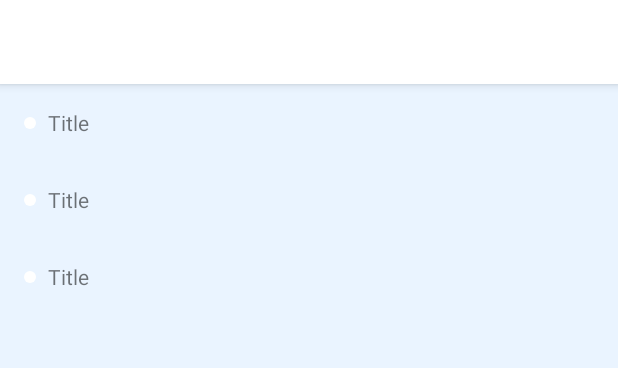
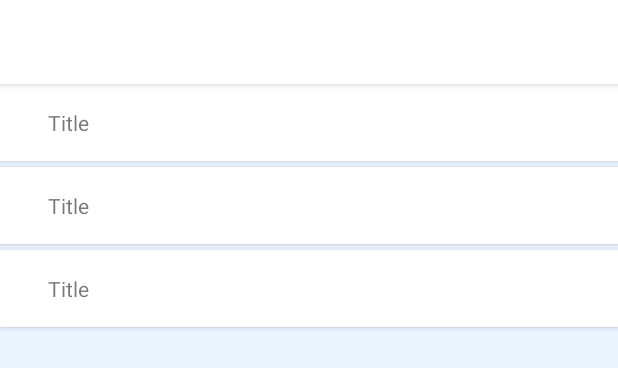
Before and after one commit to genboo/mosobr, an Android app: the layout fragment_categories.xml on its own in the app's theme, with its tools: preview values and no code run, on a phone screen of 412 x 824 dp. Shown: the top 368 px of the screen. Run offline under Robolectric (Android 15) with nearby library versions, the phone set to English and light mode, and no system bars.

Commit message:
косметика

```diff
--- a/app/src/main/res/layout/list_item_category.xml
+++ b/app/src/main/res/layout/list_item_category.xml
@@ -1,8 +1,14 @@
 <?xml version="1.0" encoding="utf-8"?>
-<android.support.constraint.ConstraintLayout xmlns:android="http://schemas.android.com/apk/res/android"
+<android.support.design.card.MaterialCardView xmlns:android="http://schemas.android.com/apk/res/android"
     xmlns:app="http://schemas.android.com/apk/res-auto"
     xmlns:tools="http://schemas.android.com/tools"
     android:id="@+id/itemBlock"
+    android:layout_width="match_parent"
+    android:layout_height="wrap_content"
+    android:layout_marginBottom="@dimen/low_space"
+    app:cardCornerRadius="0dp">
+
+    <android.support.constraint.ConstraintLayout
         android:layout_width="match_parent"
         android:layout_height="wrap_content"
         android:background="?android:selectableItemBackground"
@@ -31,3 +37,4 @@
 
 
     </android.support.constraint.ConstraintLayout>
+</android.support.design.card.MaterialCardView>
--- a/app/src/main/res/mipmap-anydpi-v26/ic_launcher.xml
+++ b/app/src/main/res/mipmap-anydpi-v26/ic_launcher.xml
@@ -1,5 +1,5 @@
 <?xml version="1.0" encoding="utf-8"?>
 <adaptive-icon xmlns:android="http://schemas.android.com/apk/res/android">
-    <background android:drawable="@drawable/ic_launcher_background" />
-    <foreground android:drawable="@drawable/ic_launcher_foreground" />
+    <background android:drawable="@color/ic_launcher_background"/>
+    <foreground android:drawable="@drawable/ic_launcher_foreground"/>
 </adaptive-icon>
--- a/app/src/main/res/mipmap-anydpi-v26/ic_launcher_round.xml
+++ b/app/src/main/res/mipmap-anydpi-v26/ic_launcher_round.xml
@@ -1,5 +1,5 @@
 <?xml version="1.0" encoding="utf-8"?>
 <adaptive-icon xmlns:android="http://schemas.android.com/apk/res/android">
-    <background android:drawable="@drawable/ic_launcher_background" />
-    <foreground android:drawable="@drawable/ic_launcher_foreground" />
+    <background android:drawable="@color/ic_launcher_background"/>
+    <foreground android:drawable="@drawable/ic_launcher_foreground"/>
 </adaptive-icon>
--- a/app/src/main/res/values/dimens.xml
+++ b/app/src/main/res/values/dimens.xml
@@ -1,6 +1,7 @@
 <resources>
     <dimen name="main_space">16dp</dimen>
     <dimen name="half_space">8dp</dimen>
+    <dimen name="low_space">4dp</dimen>
     <dimen name="category_indicator_size">8dp</dimen>
     <dimen name="menu_text_size">10sp</dimen>
     <dimen name="text_size">14sp</dimen>
--- /dev/null
+++ b/app/src/main/res/values/ic_launcher_background.xml
@@ -0,0 +1,4 @@
+<?xml version="1.0" encoding="utf-8"?>
+<resources>
+    <color name="ic_launcher_background">#FFFFFF</color>
+</resources>
```
Also changed, not shown: app/src/main/res/drawable-v24/ic_launcher_foreground.xml (deleted, +0 -34 lines), app/src/main/res/drawable/ic_launcher_foreground.xml (added, +11 -0 lines), app/src/main/res/layout/list_item_news.xml (+7 -1 lines), app/src/main/ic_launcher-web.png (added), app/src/main/res/mipmap-hdpi/ic_launcher.png, app/src/main/res/mipmap-hdpi/ic_launcher_round.png, app/src/main/res/mipmap-mdpi/ic_launcher.png, app/src/main/res/mipmap-mdpi/ic_launcher_round.png, app/src/main/res/mipmap-xhdpi/ic_launcher.png, app/src/main/res/mipmap-xhdpi/ic_launcher_round.png, app/src/main/res/mipmap-xxhdpi/ic_launcher.png, app/src/main/res/mipmap-xxhdpi/ic_launcher_round.png, app/src/main/res/mipmap-xxxhdpi/ic_launcher.png, app/src/main/res/mipmap-xxxhdpi/ic_launcher_round.png. Lines whose indentation alone changed are shown as unchanged.
